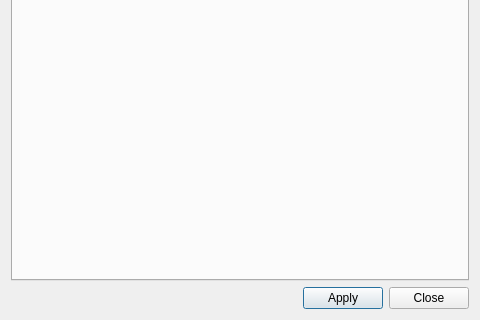
This is ui/sipsettings.ui in ultravideo/uvgComm as Qt 5 draws it before an edit; both pictures show x 0 to 480 and y 320 to 640 of the 480 by 640 pixel window. The edited form follows.
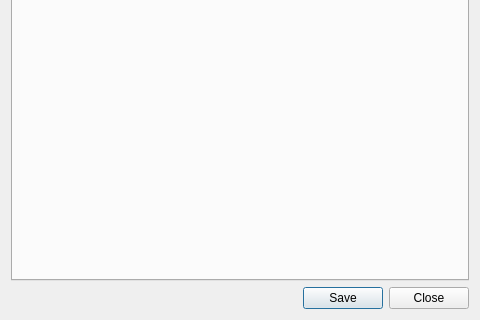
This is the edited form.

Commit message: feature(Settings): Rename apply back to save, because it should be clearer.

```diff
--- a/ui/sipsettings.ui
+++ b/ui/sipsettings.ui
@@ -30,7 +30,7 @@
    <item row="2" column="1">
     <widget class="QPushButton" name="advanced_ok">
      <property name="text">
-      <string>Apply</string>
+      <string>Save</string>
      </property>
     </widget>
    </item>
```
The commit also changes 2 other files.
